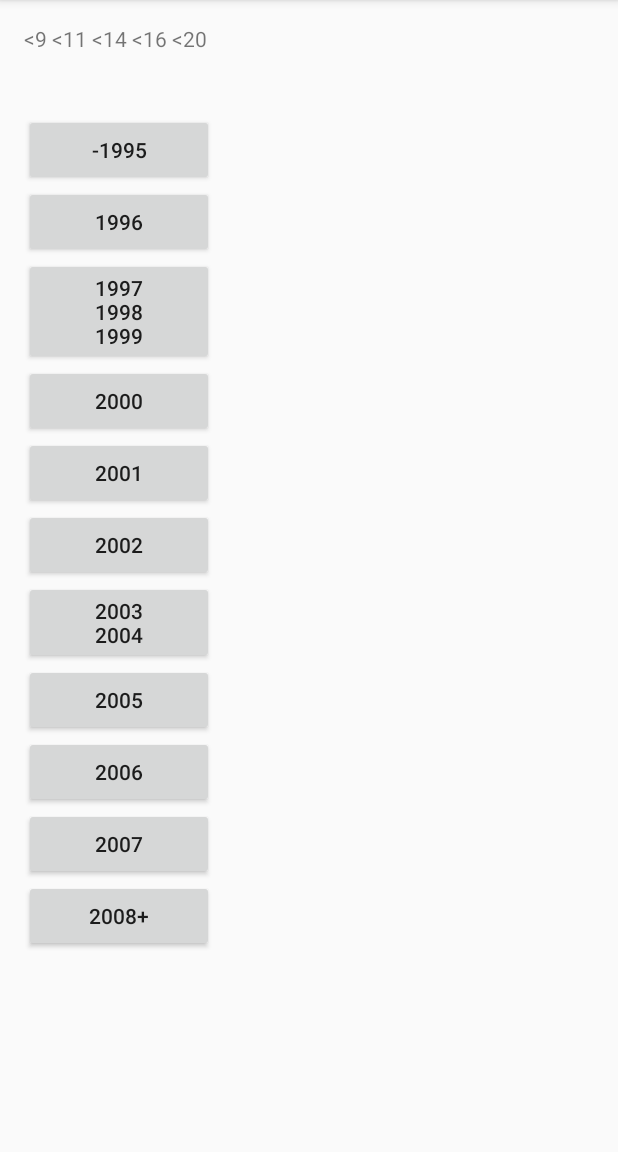
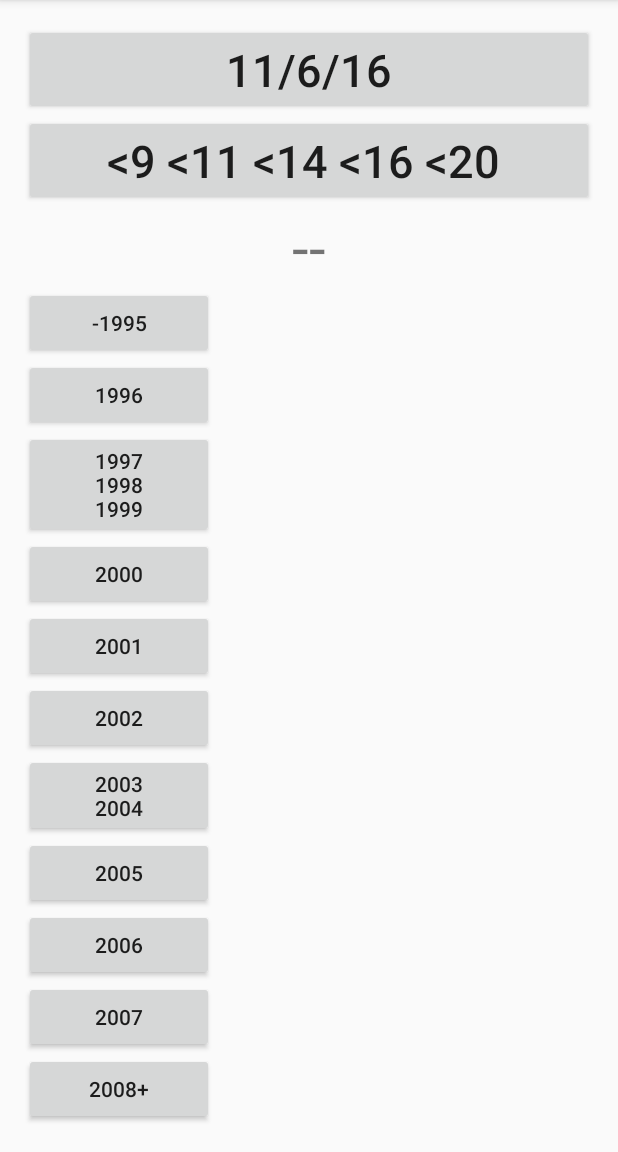
Before and after one commit to kjpluck/AndroidAgeCategorizer, an Android app: the screen it shows after launch (MainActivity), on a phone screen of 412 x 824 dp, the part 84-1236 px from its top. Run offline under Robolectric (Android 15) with nearby library versions, the phone set to English and light mode, and no system bars.

Commit message:
Added as-of date picker

```diff
--- a/app/src/main/java/com/example/kevinpluck/agecategorizer/MainActivity.java
+++ b/app/src/main/java/com/example/kevinpluck/agecategorizer/MainActivity.java
@@ -1,18 +1,20 @@
 package com.example.kevinpluck.agecategorizer;
 
+import android.app.DatePickerDialog;
 import android.content.Intent;
 import android.os.Bundle;
 import android.support.annotation.NonNull;
 import android.support.v7.app.AppCompatActivity;
 import android.support.v7.widget.Toolbar;
-import android.text.TextUtils;
 import android.view.View;
 import android.view.Menu;
 import android.view.MenuItem;
 import android.widget.Button;
+import android.widget.DatePicker;
 import android.widget.LinearLayout;
 import android.widget.TextView;
 
+import java.text.DateFormat;
 import java.util.ArrayList;
 import java.util.Arrays;
 import java.util.Calendar;
@@ -23,9 +25,11 @@ public class MainActivity extends AppCompatActivity {
     private LinearLayout monthButtonLayout;
     private LinearLayout dayButtonLayout;
     private ArrayList<Integer> ageCategoriesArray = new ArrayList<Integer>(Arrays.asList(9,11,14,16,20));
-    private TextView categoriesTextView;
+    private Button categoriesButton;
     private TextView categoryOutputTextView;
     private Calendar date;
+    private Button asOfDateButton;
+    private DatePickerDialog.OnDateSetListener datePicker;
 
     @Override
     protected void onCreate(Bundle savedInstanceState) {
@@ -38,12 +42,29 @@ public class MainActivity extends AppCompatActivity {
         monthButtonLayout = (LinearLayout) findViewById(R.id.monthButtonLayout);
         dayButtonLayout = (LinearLayout) findViewById(R.id.dayButtonLayout);
 
-        categoriesTextView = (TextView) findViewById(R.id.categoriesTextView);
+        asOfDateButton = (Button) findViewById(R.id.asOfDateButton);
+        categoriesButton = (Button) findViewById(R.id.categoriesTextView);
         categoryOutputTextView = (TextView) findViewById(R.id.categoryOutputTextView);
 
         date = Calendar.getInstance();
+
+        datePicker = new DatePickerDialog.OnDateSetListener() {
+
+            @Override
+            public void onDateSet(DatePicker view, int year, int monthOfYear,
+                                  int dayOfMonth) {
+                date.set(Calendar.YEAR, year);
+                date.set(Calendar.MONTH, monthOfYear);
+                date.set(Calendar.DAY_OF_MONTH, dayOfMonth);
+                showAsOfDate();
+                generateButtons();
+            }
+
+        };
+
         generateButtons();
     }
+
 
     private String joinAgeArray(){
         String result = "";
@@ -55,11 +76,12 @@ public class MainActivity extends AppCompatActivity {
     }
 
     private void generateButtons() {
-
-        categoriesTextView.setText(joinAgeArray());
+        showAsOfDate();
+        categoriesButton.setText(joinAgeArray());
 
         yearButtonLayout.removeAllViews();
-
+        monthButtonLayout.removeAllViews();
+        dayButtonLayout.removeAllViews();
 
         int theYear = date.get(Calendar.YEAR);
         int numberOfCategories = ageCategoriesArray.size();
@@ -89,6 +111,11 @@ public class MainActivity extends AppCompatActivity {
             years="";
         }
         addDefiniteYearButton((yearForButton+1) + "+",0);
+    }
+
+    private void showAsOfDate() {
+        DateFormat dateFormat = android.text.format.DateFormat.getDateFormat(getApplicationContext());
+        asOfDateButton.setText(dateFormat.format(date.getTime()));
     }
 
     private void addYearButton(String years, final int categoryIndex) {
@@ -265,6 +292,12 @@ public class MainActivity extends AppCompatActivity {
         return super.onOptionsItemSelected(item);
     }
 
+    public void showDatePicker(View v){
+        new DatePickerDialog(this, datePicker, date
+                .get(Calendar.YEAR), date.get(Calendar.MONTH),
+                date.get(Calendar.DAY_OF_MONTH)).show();
+    }
+
     public void showCategoriesSelector(View v){
         Intent i = new Intent(getApplicationContext(), CategoriesSelectorActivity.class);
         i.putExtra("categories", ageCategoriesArray);
--- a/app/src/main/res/layout/content_categories_selector.xml
+++ b/app/src/main/res/layout/content_categories_selector.xml
@@ -23,7 +23,7 @@
             android:text="OK"
             android:layout_width="match_parent"
             android:layout_height="wrap_content"
-            android:id="@+id/button3"
+            android:id="@+id/okButton"
             android:onClick="onOkClick" />
 
         <GridView
--- a/app/src/main/res/layout/content_main.xml
+++ b/app/src/main/res/layout/content_main.xml
@@ -14,20 +14,33 @@
     tools:showIn="@layout/activity_main">
 
 
-    <TextView
+    <Button
+        android:text="6 / 11 / 2016"
+        android:layout_width="match_parent"
+        android:layout_height="wrap_content"
+        android:id="@+id/asOfDateButton"
+        android:textSize="30sp"
+        android:textAlignment="center"
+        android:onClick="showDatePicker"/>
+
+    <Button
         android:text=""
         android:layout_width="match_parent"
         android:layout_height="wrap_content"
         android:id="@+id/categoriesTextView"
         android:contextClickable="true"
-        android:onClick="showCategoriesSelector" />
+        android:textSize="30sp"
+        android:onClick="showCategoriesSelector"
+        android:layout_below="@id/asOfDateButton"
+        android:lines="1"
+        android:ellipsize="end" />
 
     <TextView
-        android:text=""
+        android:text="--"
         android:layout_width="match_parent"
         android:layout_height="wrap_content"
         android:id="@+id/categoryOutputTextView"
-        android:textSize="30sp"
+        android:textSize="40sp"
         android:textAlignment="center"
         android:layout_below="@id/categoriesTextView"/>
 
```
Also changed, not shown: app/src/main/java/com/example/kevinpluck/agecategorizer/CategoriesAdapter.java (+32 -18 lines), app/src/main/java/com/example/kevinpluck/agecategorizer/CategoriesSelectorActivity.java (+6 -14 lines).
